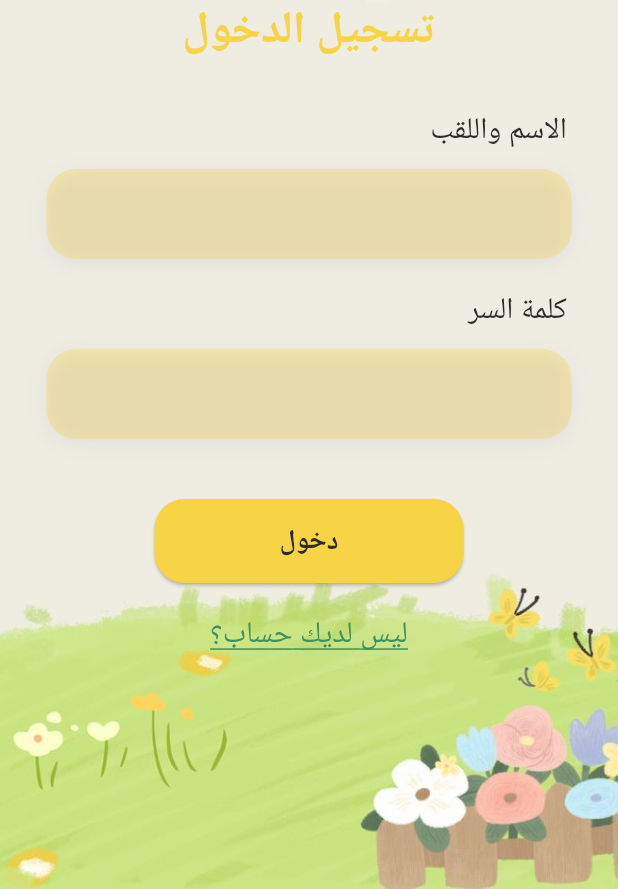
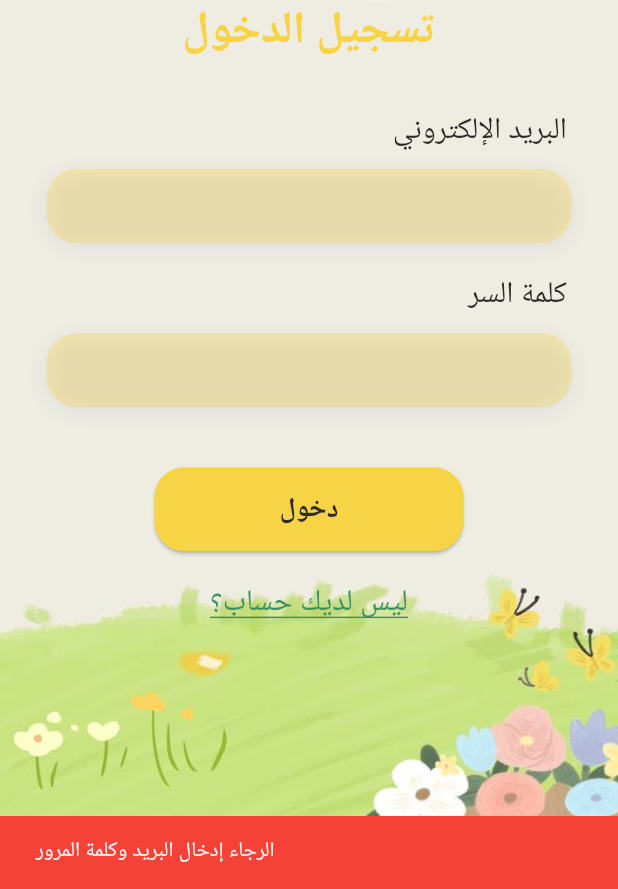
Before and after one commit to Eya-Manai/Allemni-learning-App-for-kids-, a Flutter app: the screen it shows after launch, after a tap on "دخول", on a phone screen of 412 x 824 dp, the part 347-1236 px from its top. Run offline on Flutter 3.47's test engine with Material 3 defaults, Android fonts, the phone set to English and light mode, and no system bars; our stand-ins replace firebase_auth, firebase_core; accounts and stored records are empty; Roboto replaces fonts that are missing (childFont).

Commit message:
connecting to firebase and creating login logic

```diff
--- /dev/null
+++ b/lib/interfaces/auth.dart
@@ -0,0 +1,29 @@
+import 'package:allemni/interfaces/login.dart';
+import 'package:allemni/interfaces/parenthome.dart';
+import 'package:firebase_auth/firebase_auth.dart';
+import 'package:flutter/material.dart';
+
+class Auth extends StatefulWidget {
+  const Auth({super.key});
+
+  @override
+  State<Auth> createState() => _AuthState();
+}
+
+class _AuthState extends State<Auth> {
+  @override
+  Widget build(BuildContext context) {
+    return Scaffold(
+      body: StreamBuilder<User?>(
+        stream: FirebaseAuth.instance.authStateChanges(),
+        builder: (context, snapshot) {
+          if (snapshot.hasData) {
+            return const Parenthome();
+          } else {
+            return const LoginInterface();
+          }
+        },
+      ),
+    );
+  }
+}
--- a/lib/interfaces/login.dart
+++ b/lib/interfaces/login.dart
@@ -5,6 +5,7 @@ import 'package:allemni/widgets/draw_input_field.dart';
 import 'package:allemni/widgets/draw_title.dart';
 import 'package:allemni/widgets/draw_label.dart';
 import 'package:allemni/widgets/draw_yellow_button.dart';
+import 'package:firebase_auth/firebase_auth.dart';
 import 'package:flutter/material.dart';
 
 class LoginInterface extends StatefulWidget {
@@ -15,6 +16,66 @@ class LoginInterface extends StatefulWidget {
 }
 
 class _LoginInterfaceState extends State<LoginInterface> {
+  final _emailController = TextEditingController();
+  final _passwordController = TextEditingController();
+
+  Future<void> _login() async {
+    final email = _emailController.text.trim();
+    final password = _passwordController.text.trim();
+
+    if (email.isEmpty || password.isEmpty) {
+      ScaffoldMessenger.of(context).showSnackBar(
+        const SnackBar(
+          content: Text('الرجاء إدخال البريد وكلمة المرور'),
+          backgroundColor: Colors.red,
+        ),
+      );
+      return;
+    }
+
+    try {
+      final userCredential = await FirebaseAuth.instance
+          .signInWithEmailAndPassword(email: email, password: password);
+      //ignore: avoid_print
+      print("✅ Login success: ${userCredential.user?.uid}");
+    } on FirebaseAuthException catch (e) {
+      //ignore: avoid_print
+      print('🔥 FirebaseAuthException code: ${e.code}');
+      //ignore: avoid_print
+      print('🔥 FirebaseAuthException message: ${e.message}');
+
+      String errorMsg;
+      switch (e.code) {
+        case 'invalid-email':
+          errorMsg = 'البريد الإلكتروني غير صالح.';
+          break;
+        case 'user-not-found':
+          errorMsg = 'لا يوجد مستخدم بهذا البريد.';
+          break;
+        case 'wrong-password':
+          errorMsg = 'كلمة السر غير صحيحة.';
+          break;
+        default:
+          errorMsg = 'حدث خطأ: ${e.code}';
+      }
+
+      if (mounted) {
+        ScaffoldMessenger.of(context).showSnackBar(
+          SnackBar(content: Text(errorMsg), backgroundColor: Colors.red),
+        );
+      }
+    } catch (e) {
+      if (mounted) {
+        ScaffoldMessenger.of(context).showSnackBar(
+          const SnackBar(
+            content: Text('حدث خطأ أثناء تسجيل الدخول.'),
+            backgroundColor: Colors.red,
+          ),
+        );
+      }
+    }
+  }
+
   @override
   Widget build(BuildContext context) {
     return Scaffold(
@@ -34,7 +95,12 @@ class _LoginInterfaceState extends State<LoginInterface> {
                   const SizedBox(height: 30),
                   _buildInputSection(),
                   const SizedBox(height: 40),
-                  YellowButton(text: 'دخول'),
+                  YellowButton(
+                    text: 'دخول',
+                    onPressed: () {
+                      _login();
+                    },
+                  ),
                   const SizedBox(height: 20),
                   _buildSignUpLink(),
                 ],
@@ -44,6 +110,13 @@ class _LoginInterfaceState extends State<LoginInterface> {
         ],
       ),
     );
+  }
+
+  @override
+  void dispose() {
+    super.dispose();
+    _emailController.dispose();
+    _passwordController.dispose();
   }
 
   Widget _buildLogo() {
@@ -58,17 +131,17 @@ class _LoginInterfaceState extends State<LoginInterface> {
       children: [
         Padding(
           padding: const EdgeInsets.only(right: 24),
-          child: BuildLabel('الاسم واللقب'),
+          child: BuildLabel('البريد الإلكتروني'),
         ),
         const SizedBox(height: 10),
-        BuildInputField(obscure: false),
+        BuildInputField(obscure: false, controller: _emailController),
         const SizedBox(height: 20),
         Padding(
           padding: const EdgeInsets.only(right: 24),
           child: BuildLabel('كلمة السر'),
         ),
         const SizedBox(height: 10),
-        BuildInputField(obscure: true),
+        BuildInputField(obscure: true, controller: _passwordController),
       ],
     );
   }
--- a/lib/main.dart
+++ b/lib/main.dart
@@ -1,10 +1,21 @@
-import 'package:allemni/interfaces/login.dart';
+import 'package:allemni/interfaces/auth.dart';
 import 'package:allemni/routes/routes.dart';
 import 'package:flutter/material.dart';
+import 'package:firebase_core/firebase_core.dart';
 
 void main() async {
   WidgetsFlutterBinding.ensureInitialized();
-  runApp(MyApp());
+
+  try {
+    await Firebase.initializeApp();
+    //ignore: avoid_print
+    print("✅ Firebase initialized");
+  } catch (e, s) {
+    //ignore: avoid_print
+    print("🔥 Firebase init FAILED: $e\n$s");
+  }
+
+  runApp(const MyApp());
 }
 
 class MyApp extends StatelessWidget {
@@ -14,7 +25,7 @@ class MyApp extends StatelessWidget {
   Widget build(BuildContext context) {
     return MaterialApp(
       debugShowCheckedModeBanner: false,
-      home: LoginInterface(),
+      home: Auth(),
       routes: Routes.routes,
     );
   }
--- a/lib/routes/routes.dart
+++ b/lib/routes/routes.dart
@@ -1,13 +1,16 @@
 import 'package:allemni/interfaces/login.dart';
+import 'package:allemni/interfaces/parenthome.dart';
 import 'package:allemni/interfaces/signup.dart';
 import 'package:flutter/material.dart';
 
 class Routes {
   static const String signup = '/signup';
   static const String login = '/login';
+  static const String parentHome = '/parentHome';
 
   static Map<String, WidgetBuilder> routes = {
     login: (context) => const LoginInterface(),
     signup: (context) => const Signup(),
+    parentHome: (context) => const Parenthome(),
   };
 }
--- a/lib/widgets/draw_input_field.dart
+++ b/lib/widgets/draw_input_field.dart
@@ -3,17 +3,24 @@ import 'package:flutter/material.dart';
 
 class BuildInputField extends StatelessWidget {
   final bool obscure;
+  final TextEditingController controller;
 
-  const BuildInputField({super.key, required this.obscure});
+  const BuildInputField({
+    super.key,
+    required this.obscure,
+    required this.controller,
+  });
 
   @override
   Widget build(BuildContext context) {
     final double screenWidth = MediaQuery.of(context).size.width;
     final double fieldWidth = screenWidth * 0.85;
+    final double fieldHeight = screenWidth * 0.12;
 
     return Center(
       child: Container(
         width: fieldWidth,
+        height: fieldHeight,
         decoration: BoxDecoration(
           color: AppColors.lightYellow,
           borderRadius: BorderRadius.circular(20),
@@ -26,6 +33,7 @@ class BuildInputField extends StatelessWidget {
           ],
         ),
         child: TextField(
+          controller: controller,
           obscureText: obscure,
           textAlign: TextAlign.right,
           decoration: const InputDecoration(
--- a/lib/widgets/draw_yellow_button.dart
+++ b/lib/widgets/draw_yellow_button.dart
@@ -3,12 +3,14 @@ import 'package:flutter/material.dart';
 
 class YellowButton extends StatelessWidget {
   final String text;
-  const YellowButton({super.key, required this.text});
+  final VoidCallback? onPressed;
+
+  const YellowButton({super.key, required this.text, this.onPressed});
 
   @override
   Widget build(BuildContext context) {
     return ElevatedButton(
-      onPressed: () {},
+      onPressed: onPressed,
       style: ElevatedButton.styleFrom(
         backgroundColor: AppColors.primaryYellow,
         shape: RoundedRectangleBorder(borderRadius: BorderRadius.circular(20)),
--- a/pubspec.yaml
+++ b/pubspec.yaml
@@ -33,6 +33,8 @@ dependencies:
 
   # The following adds the Cupertino Icons font to your application.
   # Use with the CupertinoIcons class for iOS style icons.
+  firebase_core: ^3.14.0
+  firebase_auth: ^5.6.0
   cupertino_icons: ^1.0.8
 
 dev_dependencies:
```
Also changed, not shown: lib/interfaces/parenthome.dart (added, +32 -0 lines), lib/interfaces/signup.dart (+7 -4 lines), pubspec.lock, 7 other files.
